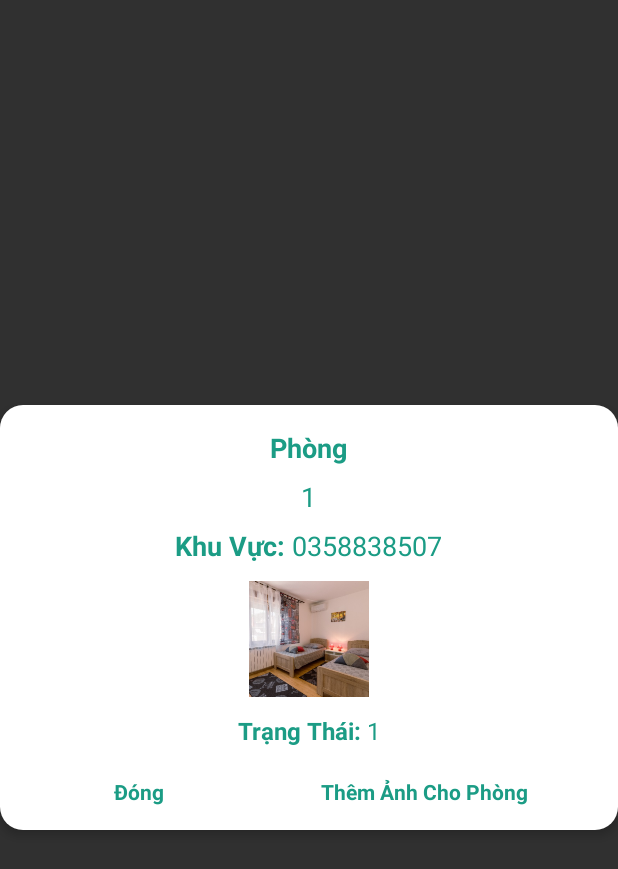
After one commit to kun510/AppBooking, an Android app built with Jetpack Compose: the layout custom_dialog_layout_room.xml on its own in the app's theme, with its tools: preview values and no code run, on a phone screen of 412 x 824 dp. The commit adds this screen. Shown: the top 869 px of the screen. Run offline under Robolectric (Android 15) with nearby library versions, the phone set to English and light mode, and no system bars; Roboto replaces fonts that are not available here.

Commit message:
push lan 2 ngay 3/12

```diff
--- a/app/build.gradle
+++ b/app/build.gradle
@@ -101,7 +101,7 @@ dependencies {
     debugImplementation 'androidx.compose.ui:ui-tooling'
     debugImplementation 'androidx.compose.ui:ui-test-manifest'
 
-    // Thêm Compose
+    // Thêm xoá recircleview
 
 
     // Choose one of the following:
--- a/app/src/main/java/com/doancuoinam/hostelappdoancuoinam/account/Login.java
+++ b/app/src/main/java/com/doancuoinam/hostelappdoancuoinam/account/Login.java
@@ -275,7 +275,8 @@ public class Login extends AppCompatActivity implements ToastInterface {
                             createCustomToast("Chờ Xác Nhận", "", MotionToastStyle.WARNING);
                             break;
                         case "User is banned":
-                            Toast.makeText(Login.this, "Chờ mở lệnh cấm", Toast.LENGTH_SHORT).show();
+                            Toast.makeText(Login.this, "tài khoản của bạn đang bị hạn chế", Toast.LENGTH_SHORT).show();
+                            startActivity(new Intent(Login.this, BaseActivityHost.class));
                             break;
                         default:
                             createCustomToast("Failed ☹️", "Unknown role or error!", MotionToastStyle.ERROR);
--- a/app/src/main/java/com/doancuoinam/hostelappdoancuoinam/view/host/addBoarding/AddBoardingActivity.java
+++ b/app/src/main/java/com/doancuoinam/hostelappdoancuoinam/view/host/addBoarding/AddBoardingActivity.java
@@ -206,7 +206,7 @@ public class AddBoardingActivity extends AppCompatActivity implements ToastInter
                     }, 2000);
                     progressBar.setVisibility(View.GONE);
                 } else {
-                    showError("Failed to add boarding");
+                    showError("Bạn đang bị ban");
                     progressBar.setVisibility(View.GONE);
                 }
             }
--- a/app/src/main/java/com/doancuoinam/hostelappdoancuoinam/view/host/addRoom/AddRoomByHostActivity.java
+++ b/app/src/main/java/com/doancuoinam/hostelappdoancuoinam/view/host/addRoom/AddRoomByHostActivity.java
@@ -63,7 +63,7 @@ public class AddRoomByHostActivity extends AppCompatActivity implements ToastInt
         Intent intent = getIntent();
         idBoardingIntent = intent.getStringExtra("boardingId");
         long boardingId = Long.parseLong(idBoardingIntent);
-        Toast.makeText(this, "aaa: "+boardingId, Toast.LENGTH_SHORT).show();
+       // Toast.makeText(this, "aaa: "+boardingId, Toast.LENGTH_SHORT).show();
         ArrayAdapter<String> adapter = new ArrayAdapter<>(
                 this, android.R.layout.simple_spinner_item, listType
         );
@@ -229,7 +229,7 @@ public class AddRoomByHostActivity extends AppCompatActivity implements ToastInt
                     try {
                         String errorBodyString = response.errorBody().string();
                         Log.e("TAG", "Error Response Body: " + errorBodyString);
-                        createCustomToast("Fail", "Lỗi !"+ errorBodyString, MotionToastStyle.ERROR);
+                        Toast.makeText(AddRoomByHostActivity.this, "Tài khoản Bạn đang bị cấm", Toast.LENGTH_SHORT).show();
                         progressBar.setVisibility(View.GONE);
                     } catch (IOException e) {
                         Log.e("TAG", "Error Response error response body", e);
--- a/app/src/main/java/com/doancuoinam/hostelappdoancuoinam/view/host/fragment/list/listExtends/listRoom/ListRoom.java
+++ b/app/src/main/java/com/doancuoinam/hostelappdoancuoinam/view/host/fragment/list/listExtends/listRoom/ListRoom.java
@@ -67,7 +67,7 @@ public class ListRoom extends Fragment {
                         startActivity(intent);
                         getActivity().finish();
                     }else {
-                        listRoomAdapter.setRooms(rooms);
+                        listRoomAdapter.setRooms(rooms,getContext());
                     }
                 } else {
                     Toast.makeText(getContext(), "Lỗi khi tải dữ liệu", Toast.LENGTH_SHORT).show();
--- a/app/src/main/java/com/doancuoinam/hostelappdoancuoinam/view/host/fragment/list/listExtends/listRoom/ListRoomActivity.java
+++ b/app/src/main/java/com/doancuoinam/hostelappdoancuoinam/view/host/fragment/list/listExtends/listRoom/ListRoomActivity.java
@@ -69,7 +69,7 @@ public class ListRoomActivity extends AppCompatActivity {
                     }else {
                         listRoom.setVisibility(View.VISIBLE);
                         empty.setVisibility(View.GONE);
-                        listRoomAdapter.setRooms(rooms);
+                        listRoomAdapter.setRooms(rooms,ListRoomActivity.this);
                     }
                 } else {
                     listRoom.setVisibility(View.GONE);
--- a/app/src/main/java/com/doancuoinam/hostelappdoancuoinam/view/host/fragment/list/listExtends/listRoomEmpty/ListRoomEmpty.java
+++ b/app/src/main/java/com/doancuoinam/hostelappdoancuoinam/view/host/fragment/list/listExtends/listRoomEmpty/ListRoomEmpty.java
@@ -62,7 +62,7 @@ public class ListRoomEmpty extends Fragment {
                         startActivity(intent);
                         getActivity().finish();
                     }else {
-                        listRoomAdapter.setRooms(rooms);
+                        listRoomAdapter.setRooms(rooms,getContext());
                     }
                 } else {
                     Toast.makeText(getContext(), "Lỗi khi tải dữ liệu", Toast.LENGTH_SHORT).show();
--- a/app/src/main/java/com/doancuoinam/hostelappdoancuoinam/view/user/fragment/home/HomeAdapterListHot.java
+++ b/app/src/main/java/com/doancuoinam/hostelappdoancuoinam/view/user/fragment/home/HomeAdapterListHot.java
@@ -68,6 +68,7 @@ public class HomeAdapterListHot extends RecyclerView.Adapter<HomeAdapterListHot.
               String tiendien = String.valueOf(itemObject.getElectricBill());
               String tiennuoc = String.valueOf(itemObject.getWaterBill());;
               String songuoi =itemObject.getPeople();
+              String SPhone = itemObject.getUser().getPhone();
               String idHost = String.valueOf(itemObject.getUser().getId());
                 Intent intent = new Intent(view.getContext(), OverviewRoom.class);
                 intent.putExtra("selected_image_url", imageUrl);
@@ -80,6 +81,7 @@ public class HomeAdapterListHot extends RecyclerView.Adapter<HomeAdapterListHot.
                 intent.putExtra("tiennuocne",tiennuoc);
                 intent.putExtra("songuoine",songuoi);
                 intent.putExtra("idHost",idHost);
+                intent.putExtra("phoneHost",SPhone);
                 view.getContext().startActivity(intent);
             }
         });
--- a/app/src/main/java/com/doancuoinam/hostelappdoancuoinam/view/user/fragment/notification/Notifications.java
+++ b/app/src/main/java/com/doancuoinam/hostelappdoancuoinam/view/user/fragment/notification/Notifications.java
@@ -6,6 +6,7 @@ import android.os.Bundle;
 
 import androidx.core.content.res.ResourcesCompat;
 import androidx.fragment.app.Fragment;
+import androidx.recyclerview.widget.ItemTouchHelper;
 import androidx.recyclerview.widget.LinearLayoutManager;
 import androidx.recyclerview.widget.RecyclerView;
 
@@ -69,4 +70,5 @@ public class Notifications extends Fragment implements ToastInterface {
     public void createCustomToast(String message, String description, MotionToastStyle style) {
         MotionToast.Companion.createToast(getActivity(), message, description, style, MotionToast.GRAVITY_BOTTOM, MotionToast.LONG_DURATION, ResourcesCompat.getFont(getContext(), www.sanju.motiontoast.R.font.helvetica_regular));
     }
+
 }
--- a/app/src/main/java/com/doancuoinam/hostelappdoancuoinam/view/user/profile/myroom/myRoomAdapter.java
+++ b/app/src/main/java/com/doancuoinam/hostelappdoancuoinam/view/user/profile/myroom/myRoomAdapter.java
@@ -48,8 +48,10 @@ public class myRoomAdapter extends RecyclerView.Adapter<myRoomAdapter.RoomViewHo
 //                    String message = "Nút được nhấn ở vị trí: " + clickedPosition;
 //                    Toast.makeText(v.getContext(), message, Toast.LENGTH_SHORT).show();
                     String idMyRoom = String.valueOf(holder.roomId);
+                    String name = room.getUser().getName();
                     Intent intent =new Intent(v.getContext(), ChoseOverviewMyRoom.class);
                     intent.putExtra("idMyroom",idMyRoom);
+                    intent.putExtra("nameRent",name);
                     v.getContext().startActivity(intent);
                 }
             }
--- a/app/src/main/java/com/doancuoinam/hostelappdoancuoinam/view/user/profile/myroom/overviewMyyRoom/ChoseOverviewMyRoom.java
+++ b/app/src/main/java/com/doancuoinam/hostelappdoancuoinam/view/user/profile/myroom/overviewMyyRoom/ChoseOverviewMyRoom.java
@@ -7,6 +7,7 @@ import android.content.SharedPreferences;
 import android.os.Bundle;
 import android.view.View;
 import android.widget.LinearLayout;
+import android.widget.TextView;
 
 import com.doancuoinam.hostelappdoancuoinam.R;
 import com.doancuoinam.hostelappdoancuoinam.view.user.rating.RatingActivity;
@@ -18,6 +19,7 @@ import com.squareup.picasso.Picasso;
 public class ChoseOverviewMyRoom extends AppCompatActivity {
     LinearLayout BillMyRoomLayout,Rate,ReportRoomLayout;
     ShapeableImageView avt;
+    TextView nameUser;
     @Override
     protected void onCreate(Bundle savedInstanceState) {
         super.onCreate(savedInstanceState);
@@ -26,11 +28,13 @@ public class ChoseOverviewMyRoom extends AppCompatActivity {
         Rate = findViewById(R.id.Rate);
         ReportRoomLayout = findViewById(R.id.ReportRoomLayout);
         avt = findViewById(R.id.avtProfile);
+        nameUser = findViewById(R.id.nameUser);
         SharedPreferences sharedPreferences = getSharedPreferences("MyPrefs", MODE_PRIVATE);
         String imageUrl = sharedPreferences.getString("avt", "");
         Intent intent = getIntent();
         String idRoom = intent.getStringExtra("idMyroom");
-
+        String nameRent = intent.getStringExtra("nameRent");
+        nameUser.setText(nameRent);
         Picasso.get().load(imageUrl).into(avt);
         BillMyRoomLayout.setOnClickListener(new View.OnClickListener() {
             @Override
--- a/app/src/main/java/com/doancuoinam/hostelappdoancuoinam/view/user/room/roomList/AdapterListRoomByBoarding.java
+++ b/app/src/main/java/com/doancuoinam/hostelappdoancuoinam/view/user/room/roomList/AdapterListRoomByBoarding.java
@@ -98,7 +98,6 @@ public class AdapterListRoomByBoarding extends RecyclerView.Adapter<AdapterListR
                 if (isFavourite) {
                     holder.favourite.setSelected(false);
                     editor.putBoolean("isFavourite" + room.getId(), false).apply();
-                    Toast.makeText(view.getContext(), "bat", Toast.LENGTH_SHORT).show();
                     AlertDialog.Builder alertThongBao = new AlertDialog.Builder(view.getContext());
                     alertThongBao.setMessage(R.string.bancochac);
                     alertThongBao.setTitle(R.string.thongbao);
@@ -115,7 +114,6 @@ public class AdapterListRoomByBoarding extends RecyclerView.Adapter<AdapterListR
                 } else {
                     holder.favourite.setSelected(true);
                     editor.putBoolean("isFavourite" + room.getId(), true).apply();
-                    Toast.makeText(view.getContext(), "tat", Toast.LENGTH_SHORT).show();
                     SharedPreferences sharedPreferences = view.getContext().getSharedPreferences("MyPrefs", MODE_PRIVATE);
                     long userID = sharedPreferences.getLong("userId", 0);
                     long idRoom = holder.idRoom;
--- /dev/null
+++ b/app/src/main/res/layout/custom_dialog_layout_room.xml
@@ -0,0 +1,108 @@
+<LinearLayout xmlns:android="http://schemas.android.com/apk/res/android"
+    android:layout_width="match_parent"
+    android:layout_height="wrap_content"
+    android:orientation="vertical"
+    android:background="@drawable/rounded_background"
+    android:padding="16dp"
+    android:layout_gravity="center"
+    android:radius="4dp"
+    android:elevation="4dp">
+    <TextView
+        android:layout_width="wrap_content"
+        android:layout_height="wrap_content"
+        android:textColor="@color/mauchuxanh"
+        android:textSize="18sp"
+        android:text="Phòng"
+        android:textStyle="bold"
+        android:layout_gravity="center_horizontal"
+        android:layout_marginBottom="8dp"/>
+    <TextView
+        android:id="@+id/NameUserDialog"
+        android:layout_width="wrap_content"
+        android:layout_height="wrap_content"
+        android:textColor="@color/mauchuxanh"
+        android:textSize="18sp"
+        android:text="1"
+        android:layout_gravity="center_horizontal"
+        android:layout_marginBottom="8dp"/>
+    <LinearLayout
+        android:gravity="center"
+        android:orientation="horizontal"
+        android:layout_width="match_parent"
+        android:layout_height="wrap_content">
+        <TextView
+            android:layout_width="wrap_content"
+            android:layout_height="wrap_content"
+            android:textColor="@color/mauchuxanh"
+            android:textSize="18sp"
+            android:text="Khu Vực: "
+            android:textStyle="bold"
+            android:layout_gravity="center_horizontal" />
+        <TextView
+            android:id="@+id/phoneDialog"
+            android:layout_width="wrap_content"
+            android:layout_height="wrap_content"
+            android:textColor="@color/mauchuxanh"
+            android:textSize="18sp"
+            android:text="0358838507"
+            android:layout_gravity="center_horizontal" />
+    </LinearLayout>
+
+    <ImageView
+        android:layout_marginTop="@dimen/size10dp"
+        android:layout_gravity="center"
+        android:src="@drawable/intro2"
+        android:id="@+id/imgAvtDialog"
+        android:layout_width="@dimen/size80dp"
+        android:layout_height="@dimen/size80dp"/>
+    <LinearLayout
+        android:gravity="center"
+        android:layout_marginTop="@dimen/size10dp"
+        android:orientation="horizontal"
+        android:layout_width="match_parent"
+        android:layout_height="wrap_content">
+        <TextView
+            android:textStyle="bold"
+            android:text="Trạng Thái: "
+            android:layout_width="wrap_content"
+            android:layout_height="wrap_content"
+            android:textColor="@color/mauchuxanh"
+            android:textSize="16sp"
+            android:layout_gravity="center_horizontal"/>
+        <TextView
+            android:id="@+id/NumberRoom"
+            android:layout_width="wrap_content"
+            android:layout_height="wrap_content"
+            android:textColor="@color/mauchuxanh"
+            android:text="1"
+            android:textSize="16sp"
+            android:layout_gravity="center_horizontal"/>
+    </LinearLayout>
+    <LinearLayout
+        android:layout_marginTop="@dimen/size20dp"
+        android:orientation="horizontal"
+        android:layout_width="match_parent"
+        android:layout_height="wrap_content">
+        <TextView
+            android:layout_weight="2"
+            android:textStyle="bold"
+            android:gravity="center"
+            android:layout_gravity="left"
+            android:id="@+id/btnClose"
+            android:layout_width="80dp"
+            android:textColor="@color/mauchuxanh"
+            android:layout_height="wrap_content"
+            android:text="Đóng" />
+        <TextView
+            android:layout_weight="4"
+            android:textStyle="bold"
+            android:gravity="center"
+            android:layout_gravity="right"
+            android:id="@+id/btnAddBill"
+            android:layout_width="80dp"
+            android:textColor="@color/mauchuxanh"
+            android:layout_height="wrap_content"
+            android:text="Thêm Ảnh Cho Phòng" />
+    </LinearLayout>
+
+</LinearLayout>
```
Also changed, not shown: app/src/main/java/com/doancuoinam/hostelappdoancuoinam/view/host/addRoom/AddListImgByRoom.java (+6 -4 lines), app/src/main/java/com/doancuoinam/hostelappdoancuoinam/view/host/fragment/list/listExtends/listRoomEmpty/ListRoomAdapter.java (+57 -1 lines), app/src/main/java/com/doancuoinam/hostelappdoancuoinam/view/user/map/Map.java (+12 -11 lines), app/src/main/java/com/doancuoinam/hostelappdoancuoinam/view/user/profile/roomFavourite/RoomFavouriteAdapter.java (+26 -1 lines), app/src/main/java/com/doancuoinam/hostelappdoancuoinam/view/user/room/listImgInRoom/OverviewRoom.java (+8 -0 lines).
